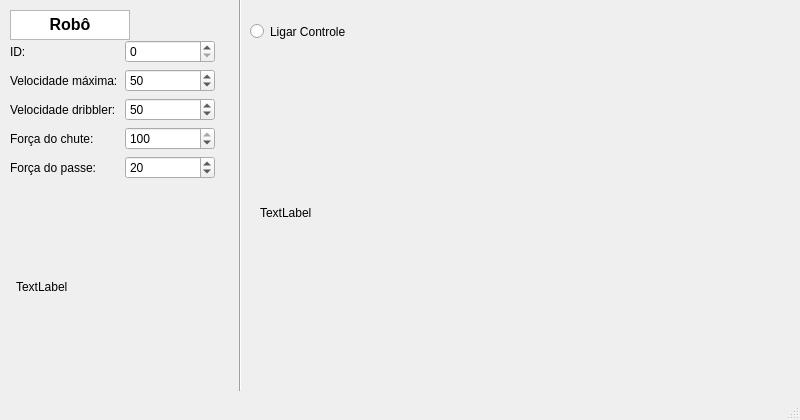
Before: the Qt Designer form manual-control/manualwindow.ui in adornetejr/joystick, drawn with Qt 5.
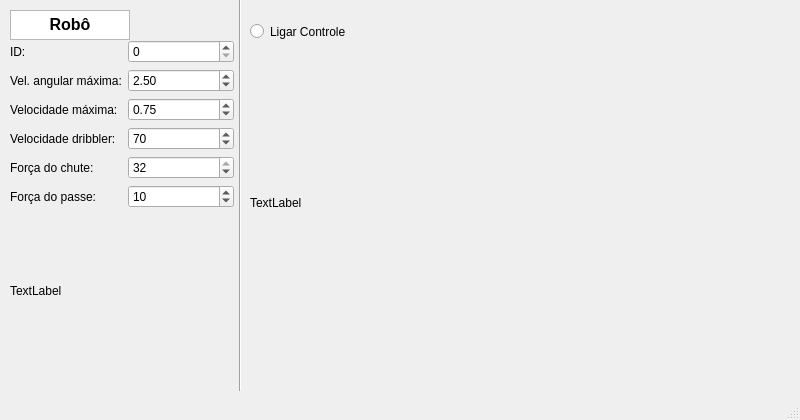
After: the same form once the commit is applied.

Diff of the .ui file:
```diff
--- a/manual-control/manualwindow.ui
+++ b/manual-control/manualwindow.ui
@@ -34,8 +34,8 @@
    <widget class="QLabel" name="xbox_image">
     <property name="geometry">
      <rect>
-      <x>260</x>
-      <y>50</y>
+      <x>250</x>
+      <y>40</y>
       <width>531</width>
       <height>325</height>
      </rect>
@@ -65,8 +65,8 @@
      <rect>
       <x>10</x>
       <y>40</y>
-      <width>205</width>
-      <height>156</height>
+      <width>224</width>
+      <height>188</height>
      </rect>
     </property>
     <layout class="QFormLayout" name="param_lay">
@@ -84,71 +84,100 @@
        </property>
       </widget>
      </item>
-     <item row="1" column="0">
+     <item row="2" column="0">
       <widget class="QLabel" name="vel_label">
        <property name="text">
         <string>Velocidade máxima:</string>
        </property>
       </widget>
      </item>
-     <item row="1" column="1">
-      <widget class="QSpinBox" name="vel_box">
-       <property name="maximum">
-        <number>100</number>
-       </property>
-       <property name="value">
-        <number>50</number>
-       </property>
-      </widget>
-     </item>
-     <item row="2" column="0">
+     <item row="3" column="0">
       <widget class="QLabel" name="dri_label">
        <property name="text">
         <string>Velocidade dribbler: </string>
        </property>
       </widget>
      </item>
-     <item row="2" column="1">
+     <item row="3" column="1">
       <widget class="QSpinBox" name="dri_box">
        <property name="maximum">
-        <number>100</number>
+        <number>127</number>
        </property>
        <property name="value">
-        <number>50</number>
+        <number>70</number>
        </property>
       </widget>
      </item>
-     <item row="3" column="0">
+     <item row="4" column="0">
       <widget class="QLabel" name="kick_label">
        <property name="text">
         <string>Força do chute: </string>
        </property>
       </widget>
      </item>
-     <item row="3" column="1">
+     <item row="4" column="1">
       <widget class="QSpinBox" name="kick_box">
        <property name="maximum">
-        <number>100</number>
+        <number>32</number>
        </property>
        <property name="value">
-        <number>100</number>
+        <number>32</number>
        </property>
       </widget>
      </item>
-     <item row="4" column="0">
+     <item row="5" column="0">
       <widget class="QLabel" name="pass_label">
        <property name="text">
         <string>Força do passe: </string>
        </property>
       </widget>
      </item>
-     <item row="4" column="1">
+     <item row="5" column="1">
       <widget class="QSpinBox" name="pass_box">
        <property name="maximum">
-        <number>100</number>
+        <number>32</number>
        </property>
        <property name="value">
-        <number>20</number>
+        <number>10</number>
+       </property>
+      </widget>
+     </item>
+     <item row="2" column="1">
+      <widget class="QDoubleSpinBox" name="vel_box">
+       <property name="minimum">
+        <double>-15.000000000000000</double>
+       </property>
+       <property name="maximum">
+        <double>15.000000000000000</double>
+       </property>
+       <property name="singleStep">
+        <double>0.250000000000000</double>
+       </property>
+       <property name="value">
+        <double>0.750000000000000</double>
+       </property>
+      </widget>
+     </item>
+     <item row="1" column="0">
+      <widget class="QLabel" name="ang_label">
+       <property name="text">
+        <string>Vel. angular máxima:</string>
+       </property>
+      </widget>
+     </item>
+     <item row="1" column="1">
+      <widget class="QDoubleSpinBox" name="ang_box">
+       <property name="minimum">
+        <double>-15.000000000000000</double>
+       </property>
+       <property name="maximum">
+        <double>15.000000000000000</double>
+       </property>
+       <property name="singleStep">
+        <double>0.250000000000000</double>
+       </property>
+       <property name="value">
+        <double>2.500000000000000</double>
        </property>
       </widget>
      </item>
@@ -170,8 +199,8 @@
    <widget class="QLabel" name="logo">
     <property name="geometry">
      <rect>
-      <x>16</x>
-      <y>206</y>
+      <x>10</x>
+      <y>210</y>
       <width>211</width>
       <height>161</height>
      </rect>
```
